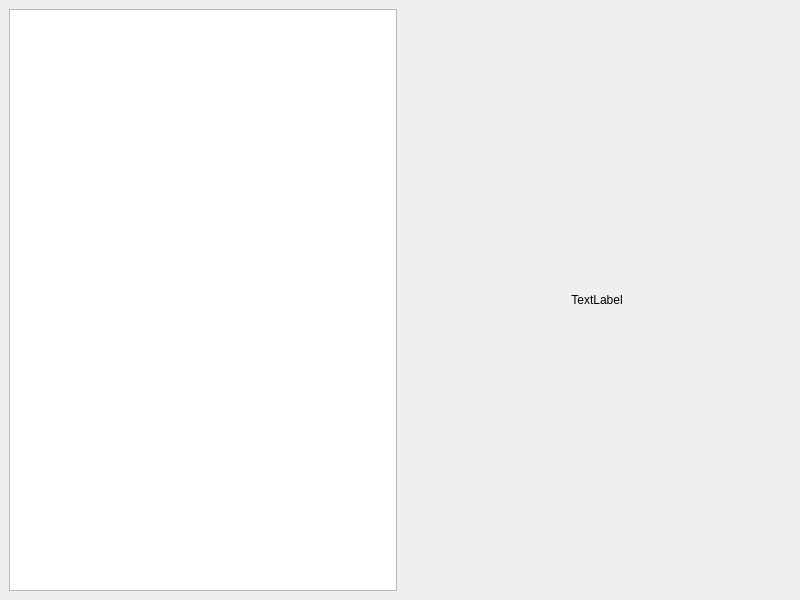
This is mainwindowxx.ui in pekalam/hyperspectral-segmentation as Qt 5 draws it before an edit. The edited form follows.
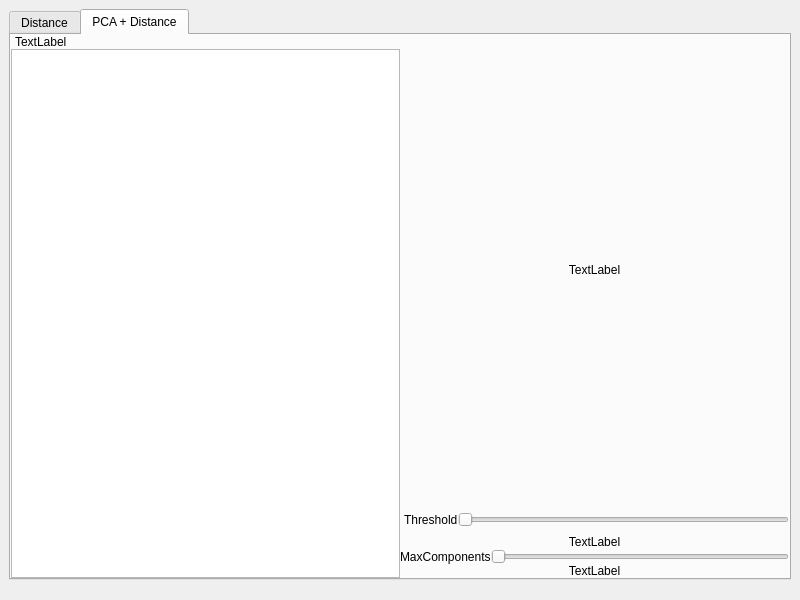
This is the edited form.

Patch:
```diff
--- a/mainwindowxx.ui
+++ b/mainwindowxx.ui
@@ -14,31 +14,249 @@
    <string>MainWindow</string>
   </property>
   <widget class="QWidget" name="centralwidget">
-   <layout class="QHBoxLayout" name="horizontalLayout">
+   <layout class="QHBoxLayout" name="horizontalLayout_3">
+    <property name="bottomMargin">
+     <number>20</number>
+    </property>
     <item>
-     <widget class="QGraphicsView" name="graphicsView">
-      <property name="sizePolicy">
-       <sizepolicy hsizetype="Expanding" vsizetype="Expanding">
-        <horstretch>1</horstretch>
-        <verstretch>0</verstretch>
-       </sizepolicy>
+     <widget class="QTabWidget" name="tabWidget">
+      <property name="currentIndex">
+       <number>1</number>
       </property>
-     </widget>
-    </item>
-    <item>
-     <widget class="QLabel" name="label">
-      <property name="sizePolicy">
-       <sizepolicy hsizetype="Preferred" vsizetype="Preferred">
-        <horstretch>1</horstretch>
-        <verstretch>0</verstretch>
-       </sizepolicy>
-      </property>
-      <property name="text">
-       <string>TextLabel</string>
-      </property>
-      <property name="alignment">
-       <set>Qt::AlignCenter</set>
-      </property>
+      <widget class="QWidget" name="tab">
+       <attribute name="title">
+        <string>Distance</string>
+       </attribute>
+       <layout class="QHBoxLayout" name="horizontalLayout" stretch="0,0">
+        <property name="spacing">
+         <number>0</number>
+        </property>
+        <property name="leftMargin">
+         <number>0</number>
+        </property>
+        <property name="topMargin">
+         <number>0</number>
+        </property>
+        <property name="rightMargin">
+         <number>0</number>
+        </property>
+        <property name="bottomMargin">
+         <number>0</number>
+        </property>
+        <item>
+         <layout class="QVBoxLayout" name="verticalLayout">
+          <property name="spacing">
+           <number>0</number>
+          </property>
+          <item>
+           <widget class="QLabel" name="dstPixelPos">
+            <property name="minimumSize">
+             <size>
+              <width>0</width>
+              <height>30</height>
+             </size>
+            </property>
+            <property name="font">
+             <font>
+              <weight>75</weight>
+              <bold>true</bold>
+             </font>
+            </property>
+            <property name="text">
+             <string/>
+            </property>
+            <property name="margin">
+             <number>0</number>
+            </property>
+            <property name="indent">
+             <number>5</number>
+            </property>
+           </widget>
+          </item>
+          <item>
+           <widget class="QGraphicsView" name="graphicsView"/>
+          </item>
+         </layout>
+        </item>
+        <item>
+         <layout class="QVBoxLayout" name="verticalLayout_2">
+          <item>
+           <widget class="QLabel" name="label">
+            <property name="sizePolicy">
+             <sizepolicy hsizetype="Preferred" vsizetype="Preferred">
+              <horstretch>0</horstretch>
+              <verstretch>1</verstretch>
+             </sizepolicy>
+            </property>
+            <property name="text">
+             <string>TextLabel</string>
+            </property>
+           </widget>
+          </item>
+          <item>
+           <layout class="QHBoxLayout" name="horizontalLayout_2">
+            <item>
+             <widget class="QLabel" name="label_2">
+              <property name="text">
+               <string>Threshold</string>
+              </property>
+              <property name="margin">
+               <number>8</number>
+              </property>
+              <property name="indent">
+               <number>4</number>
+              </property>
+             </widget>
+            </item>
+            <item>
+             <widget class="QSlider" name="dstThreshold">
+              <property name="orientation">
+               <enum>Qt::Horizontal</enum>
+              </property>
+             </widget>
+            </item>
+           </layout>
+          </item>
+         </layout>
+        </item>
+       </layout>
+      </widget>
+      <widget class="QWidget" name="tab_2">
+       <attribute name="title">
+        <string>PCA + Distance</string>
+       </attribute>
+       <layout class="QHBoxLayout" name="horizontalLayout_4" stretch="1,1">
+        <property name="spacing">
+         <number>0</number>
+        </property>
+        <property name="leftMargin">
+         <number>0</number>
+        </property>
+        <property name="topMargin">
+         <number>0</number>
+        </property>
+        <property name="rightMargin">
+         <number>0</number>
+        </property>
+        <property name="bottomMargin">
+         <number>0</number>
+        </property>
+        <item>
+         <layout class="QVBoxLayout" name="verticalLayout_3">
+          <property name="spacing">
+           <number>0</number>
+          </property>
+          <item>
+           <widget class="QLabel" name="pcaPixelPos">
+            <property name="text">
+             <string>TextLabel</string>
+            </property>
+            <property name="margin">
+             <number>6</number>
+            </property>
+            <property name="indent">
+             <number>4</number>
+            </property>
+           </widget>
+          </item>
+          <item>
+           <widget class="QGraphicsView" name="pcaImg"/>
+          </item>
+         </layout>
+        </item>
+        <item>
+         <layout class="QVBoxLayout" name="verticalLayout_4" stretch="0,0,0,0,0">
+          <item>
+           <widget class="QLabel" name="pcaResult">
+            <property name="sizePolicy">
+             <sizepolicy hsizetype="Preferred" vsizetype="Preferred">
+              <horstretch>0</horstretch>
+              <verstretch>1</verstretch>
+             </sizepolicy>
+            </property>
+            <property name="text">
+             <string>TextLabel</string>
+            </property>
+            <property name="alignment">
+             <set>Qt::AlignCenter</set>
+            </property>
+           </widget>
+          </item>
+          <item>
+           <layout class="QHBoxLayout" name="horizontalLayout_5">
+            <item>
+             <widget class="QLabel" name="txt">
+              <property name="minimumSize">
+               <size>
+                <width>0</width>
+                <height>30</height>
+               </size>
+              </property>
+              <property name="text">
+               <string>Threshold</string>
+              </property>
+              <property name="indent">
+               <number>4</number>
+              </property>
+             </widget>
+            </item>
+            <item>
+             <widget class="QSlider" name="pcaThreshold">
+              <property name="tracking">
+               <bool>true</bool>
+              </property>
+              <property name="orientation">
+               <enum>Qt::Horizontal</enum>
+              </property>
+              <property name="tickPosition">
+               <enum>QSlider::NoTicks</enum>
+              </property>
+             </widget>
+            </item>
+           </layout>
+          </item>
+          <item>
+           <widget class="QLabel" name="pcaThresholdVal">
+            <property name="text">
+             <string>TextLabel</string>
+            </property>
+            <property name="alignment">
+             <set>Qt::AlignCenter</set>
+            </property>
+           </widget>
+          </item>
+          <item>
+           <layout class="QHBoxLayout" name="horizontalLayout_6">
+            <item>
+             <widget class="QLabel" name="label_3">
+              <property name="text">
+               <string>MaxComponents</string>
+              </property>
+             </widget>
+            </item>
+            <item>
+             <widget class="QSlider" name="pcaMaxComponents">
+              <property name="orientation">
+               <enum>Qt::Horizontal</enum>
+              </property>
+             </widget>
+            </item>
+           </layout>
+          </item>
+          <item>
+           <widget class="QLabel" name="pcaMaxComponentsVal">
+            <property name="text">
+             <string>TextLabel</string>
+            </property>
+            <property name="alignment">
+             <set>Qt::AlignCenter</set>
+            </property>
+           </widget>
+          </item>
+         </layout>
+        </item>
+       </layout>
+      </widget>
      </widget>
     </item>
    </layout>
```
